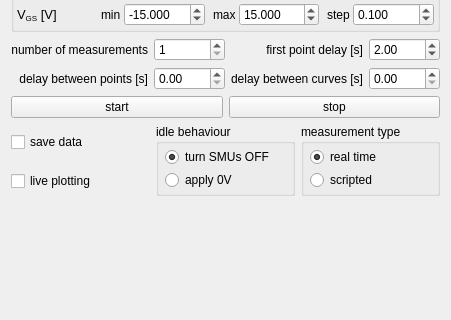
Old version of the form experiments/transistor_transfer.ui in the repository dean-nanomol/nanomol; both pictures show x 0 to 451 and y 223 to 543 of the 451 by 744 pixel window.
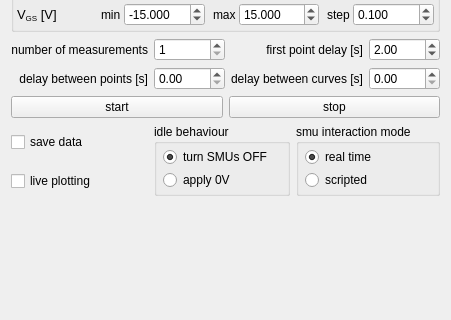
New version of the form.

Commit message: debug scripted scans

```diff
--- a/experiments/transistor_transfer.ui
+++ b/experiments/transistor_transfer.ui
@@ -683,7 +683,7 @@
      <item row="0" column="2" rowspan="2">
       <widget class="QGroupBox" name="groupBox_6">
        <property name="title">
-        <string>measurement type</string>
+        <string>smu interaction mode</string>
        </property>
        <layout class="QVBoxLayout" name="verticalLayout_2">
         <property name="spacing">
```
Left out of the diff: 4 changed lines with no effect on the pictures. The commit also changes 2 other files.
